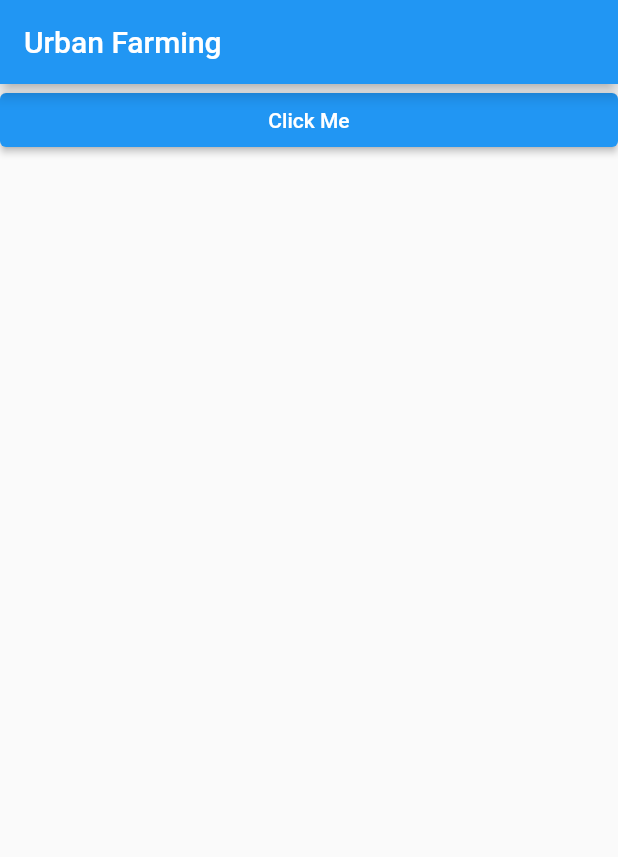
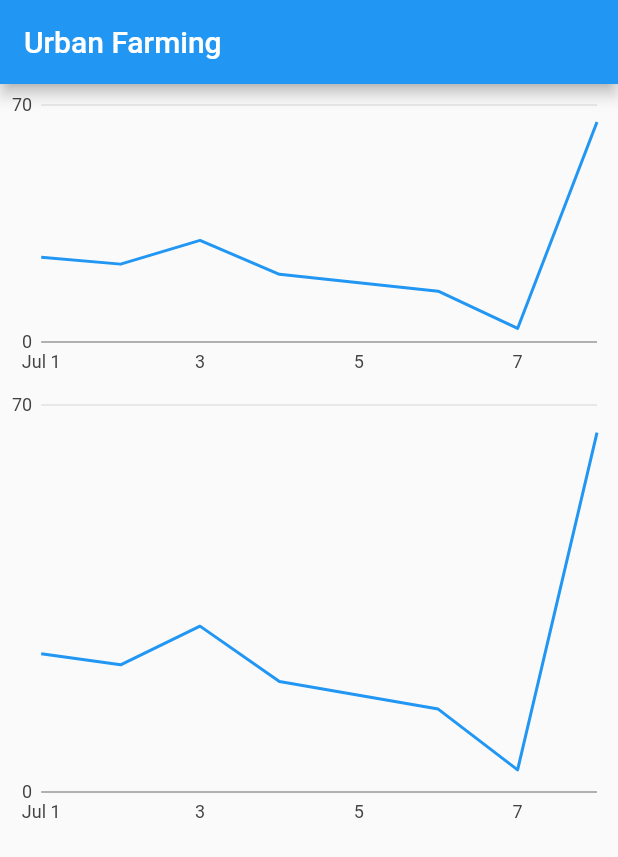
Before and after one commit to EG3301R-SSC334/urbanfarming_flutter, a Flutter app: the screen it shows after launch, on a phone screen of 412 x 824 dp. Shown: the top 857 px of the screen. Run offline on Flutter 3.47's test engine with Material 2 defaults, Android fonts, the phone set to English and light mode, and no system bars; our stand-ins replace charts_flutter.

Commit message:
add test code for ading graphs

```diff
--- /dev/null
+++ b/lib/graphs.dart
@@ -0,0 +1,64 @@
+// Copyright (C) 2021 Rumesh Sudhaharan
+//
+// This file is part of urbanfarming_flutter.
+//
+// urbanfarming_flutter is free software: you can redistribute it and/or modify
+// it under the terms of the GNU General Public License as published by
+// the Free Software Foundation, either version 3 of the License, or
+// (at your option) any later version.
+//
+// urbanfarming_flutter is distributed in the hope that it will be useful,
+// but WITHOUT ANY WARRANTY; without even the implied warranty of
+// MERCHANTABILITY or FITNESS FOR A PARTICULAR PURPOSE.  See the
+// GNU General Public License for more details.
+//
+// You should have received a copy of the GNU General Public License
+// along with urbanfarming_flutter.  If not, see <https://www.gnu.org/licenses/>.
+
+import 'package:flutter/material.dart';
+import 'package:charts_flutter/flutter.dart';
+
+class TestGraph extends StatelessWidget {
+  final List<Series<dynamic, DateTime>> seriesList;
+  final bool animate;
+
+  TestGraph(this.seriesList, this.animate);
+
+  factory TestGraph.withData() {
+    return TestGraph(_createData(), true);
+  }
+
+  @override
+  Widget build(BuildContext context) {
+    return TimeSeriesChart(
+      seriesList,
+      animate: animate,
+    );
+  }
+
+  static List<Series<TestData, DateTime>> _createData() {
+    final data = [
+      TestData(DateTime(2021, 7, 1), 25),
+      TestData(DateTime(2021, 7, 2), 23),
+      TestData(DateTime(2021, 7, 3), 30),
+      TestData(DateTime(2021, 7, 4), 20),
+      TestData(DateTime(2021, 7, 6), 15),
+      TestData(DateTime(2021, 7, 7), 4),
+      TestData(DateTime(2021, 7, 8), 65),
+    ];
+
+    return [Series<TestData, DateTime>(
+      id: 'Test',
+      domainFn: (TestData data, _) => data.time,
+      measureFn: (TestData data, _) => data.data,
+      data: data
+    )];
+  }
+}
+
+class TestData {
+  final DateTime time;
+  final int data;
+
+  TestData(this.time, this.data);
+}
--- a/pubspec.yaml
+++ b/pubspec.yaml
@@ -24,6 +24,11 @@ dependencies:
   flutter:
     sdk: flutter
   http: ^0.13.3
+  charts_flutter:
+    git:
+      url: https://github.com/robhoefakker/charts.git
+      path: charts_flutter
+  # charts_flutter: ^0.10.0
 
 
   # The following adds the Cupertino Icons font to your application.
```
Also changed, not shown: lib/main.dart (+44 -12 lines), lib/server.dart (indentation only), pubspec.lock.
